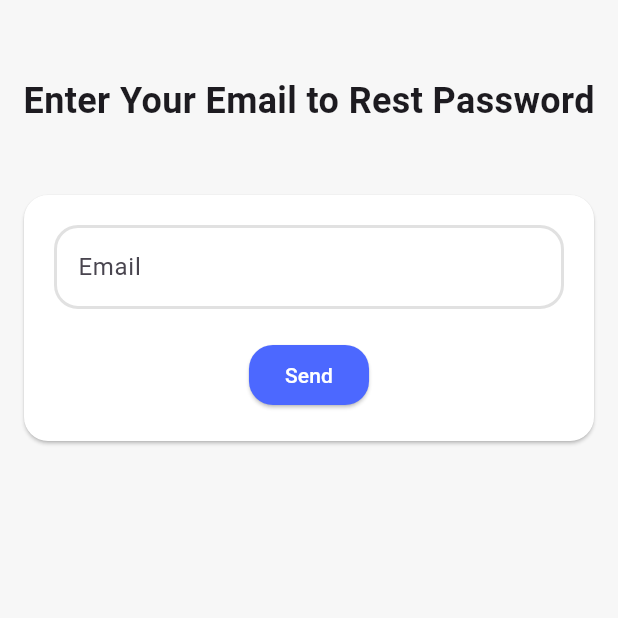
After one commit to Marwa-Atef596/E-commerce, a Flutter app: the screen it shows after launch, after a tap on "Forget Password", on a phone screen of 412 x 824 dp, the top half of it. The commit adds this screen. Run offline on Flutter 3.47's test engine with Material 3 defaults, Android fonts, the phone set to English and light mode, and no system bars.

Commit message:
refactor ui and finish forget pass ui

```diff
--- /dev/null
+++ b/lib/core/custom_button.dart
@@ -0,0 +1,24 @@
+import 'package:flutter/material.dart';
+
+import 'app_colors.dart';
+
+class CustomButton extends StatelessWidget {
+  const CustomButton({
+    super.key,
+    required this.onPressed, this.child,
+  });
+
+  final void Function()? onPressed;
+  final Widget? child;
+  @override
+  Widget build(BuildContext context) {
+    return ElevatedButton(
+      style: ElevatedButton.styleFrom(
+        shape: RoundedRectangleBorder(borderRadius: BorderRadius.circular(16)),
+        backgroundColor: AppColors.kPrimaryColor,
+      ),
+      onPressed: onPressed,
+      child: child
+    );
+  }
+}
--- /dev/null
+++ b/lib/core/functions/navigate_to.dart
@@ -0,0 +1,11 @@
+
+  import 'package:flutter/material.dart';
+
+void navigateTo(BuildContext context,Widget view) {
+     Navigator.push(
+      context,
+      MaterialPageRoute(
+        builder: (context) => view,
+      ),
+    );
+  }
--- /dev/null
+++ b/lib/view/auth/ui/forget_view.dart
@@ -0,0 +1,15 @@
+import 'package:e_commerce/view/auth/ui/widget/forget_view_body.dart';
+import 'package:flutter/material.dart';
+
+class ForgetView extends StatelessWidget {
+  const ForgetView({super.key});
+
+  @override
+  Widget build(BuildContext context) {
+    return Scaffold(
+      body: SafeArea(
+        child: ForgetViewBody(),
+      ),
+    );
+  }
+}
--- a/lib/view/auth/ui/login_view.dart
+++ b/lib/view/auth/ui/login_view.dart
@@ -1,4 +1,4 @@
-import 'package:e_commerce/view/home/widget/login_view_body.dart';
+import 'package:e_commerce/view/auth/ui/widget/login_view_body.dart';
 import 'package:flutter/material.dart';
 
 class LoginView extends StatelessWidget {
--- a/lib/view/home/widget/card_content.dart
+++ b/lib/view/auth/ui/widget/card_content.dart
@@ -1,11 +1,14 @@
+import 'package:e_commerce/view/auth/ui/forget_view.dart';
 import 'package:flutter/material.dart';
 
-import '../../../core/custom_text_field.dart';
+import '../../../../core/custom_text_field.dart';
+import '../../../../core/functions/navigate_to.dart';
 import 'custom_login_text.dart';
 import 'custom_sign_card.dart';
+import 'custom_text_row.dart';
 
-class CardContent extends StatelessWidget {
-  const CardContent({
+class CardLoginContent extends StatelessWidget {
+  const CardLoginContent({
     super.key,
   });
 
@@ -29,6 +32,9 @@ class CardContent extends StatelessWidget {
           Align(
             alignment: AlignmentDirectional.centerEnd,
             child: CustomLoginText(
+              onTap: () {
+                navigateTo(context,ForgetView());
+              },
               text: 'Forget Password',
             ),
           ),
@@ -38,6 +44,10 @@ class CardContent extends StatelessWidget {
           CustomSignCard(
             txt: 'Login',
             onPressed: () {},
+            child: Icon(
+              Icons.arrow_forward,
+              color: Colors.white,
+            ),
           ),
           SizedBox(
             height: 20,
@@ -45,25 +55,18 @@ class CardContent extends StatelessWidget {
           CustomSignCard(
             txt: 'Login With Google',
             onPressed: () {},
+            child: Icon(
+              Icons.arrow_forward,
+              color: Colors.white,
+            ),
           ),
           SizedBox(
             height: 20,
           ),
-          Row(
-            mainAxisAlignment: MainAxisAlignment.center,
-            children: [
-              Text(
-                'Already have account ? ',
-                style: TextStyle(
-                  fontSize: 18,
-                  fontWeight: FontWeight.bold,
-                ),
-              ),
-              CustomLoginText(text: 'Sign Up')
-            ],
-          )
+          CustomTextRow()
         ],
       ),
     );
   }
+
 }
--- a/lib/view/home/widget/custom_login_card.dart
+++ b/lib/view/auth/ui/widget/custom_login_card.dart
@@ -1,13 +1,13 @@
 import 'package:flutter/material.dart';
 
-import '../../../core/app_colors.dart';
-import 'card_content.dart';
+import '../../../../core/app_colors.dart';
 
 class CustomLoginCard extends StatelessWidget {
   const CustomLoginCard({
     super.key,
+    this.child,
   });
-
+  final Widget? child;
   @override
   Widget build(BuildContext context) {
     return Card(
@@ -16,7 +16,7 @@ class CustomLoginCard extends StatelessWidget {
         shape: RoundedRectangleBorder(borderRadius: BorderRadius.circular(16)),
         child: Padding(
           padding: const EdgeInsets.symmetric(horizontal: 20, vertical: 20),
-          child: CardContent(),
+          child: child,
         ));
   }
 }
--- a/lib/view/home/widget/custom_login_text.dart
+++ b/lib/view/auth/ui/widget/custom_login_text.dart
@@ -1,6 +1,6 @@
 import 'package:flutter/material.dart';
 
-import '../../../core/app_colors.dart';
+import '../../../../core/app_colors.dart';
 
 class CustomLoginText extends StatelessWidget {
   const CustomLoginText({
--- a/lib/view/home/widget/custom_sign_card.dart
+++ b/lib/view/auth/ui/widget/custom_sign_card.dart
@@ -1,15 +1,17 @@
 import 'package:flutter/material.dart';
 
-import '../../../core/app_colors.dart';
+import '../../../../core/custom_button.dart';
+
 
 class CustomSignCard extends StatelessWidget {
   const CustomSignCard({
     super.key,
     required this.txt,
-    this.onPressed,
+    this.onPressed, this.child,
   });
   final String txt;
   final void Function()? onPressed;
+  final Widget? child;
   @override
   Widget build(BuildContext context) {
     return Row(
@@ -22,18 +24,7 @@ class CustomSignCard extends StatelessWidget {
             fontWeight: FontWeight.bold,
           ),
         ),
-        ElevatedButton(
-          style: ElevatedButton.styleFrom(
-            shape:
-                RoundedRectangleBorder(borderRadius: BorderRadius.circular(16)),
-            backgroundColor: AppColors.kPrimaryColor,
-          ),
-          onPressed: onPressed,
-          child: Icon(
-            Icons.arrow_forward,
-            color: Colors.white,
-          ),
-        )
+        CustomButton(onPressed: onPressed,child:child)
       ],
     );
   }
--- /dev/null
+++ b/lib/view/auth/ui/widget/custom_text_row.dart
@@ -0,0 +1,27 @@
+
+import 'package:flutter/material.dart';
+
+import 'custom_login_text.dart';
+
+class CustomTextRow extends StatelessWidget {
+  const CustomTextRow({
+    super.key,
+  });
+
+  @override
+  Widget build(BuildContext context) {
+    return Row(
+      mainAxisAlignment: MainAxisAlignment.center,
+      children: [
+        Text(
+          'Already have account ? ',
+          style: TextStyle(
+            fontSize: 18,
+            fontWeight: FontWeight.bold,
+          ),
+        ),
+        CustomLoginText(text: 'Sign Up')
+      ],
+    );
+  }
+}
--- /dev/null
+++ b/lib/view/auth/ui/widget/forget_view_body.dart
@@ -0,0 +1,35 @@
+import 'package:e_commerce/view/auth/ui/widget/rest_password_content.dart';
+import 'package:flutter/material.dart';
+
+import 'custom_login_card.dart';
+
+class ForgetViewBody extends StatelessWidget {
+  const ForgetViewBody({super.key});
+
+  @override
+  Widget build(BuildContext context) {
+    return Column(
+      children: [
+        SizedBox(
+          height: 50,
+        ),
+        Flexible(
+          fit: FlexFit.loose,
+          child: Text(
+            'Enter Your Email to Rest Password',
+            style: TextStyle(
+              fontSize: 24,
+              fontWeight: FontWeight.bold,
+            ),
+          ),
+        ),
+        SizedBox(
+          height: 30,
+        ),
+        CustomLoginCard(
+          child: RestPasswordContent(),
+        ),
+      ],
+    );
+  }
+}
--- a/lib/view/home/widget/login_view_body.dart
+++ b/lib/view/auth/ui/widget/login_view_body.dart
@@ -1,5 +1,6 @@
 import 'package:flutter/material.dart';
 
+import 'card_content.dart';
 import 'custom_login_card.dart';
 
 class LoginViewBody extends StatelessWidget {
@@ -22,7 +23,9 @@ class LoginViewBody extends StatelessWidget {
         SizedBox(
           height: 30,
         ),
-        CustomLoginCard(),
+        CustomLoginCard(
+          child: CardLoginContent(),
+        ),
       ],
     );
   }
--- /dev/null
+++ b/lib/view/auth/ui/widget/rest_password_content.dart
@@ -0,0 +1,26 @@
+import 'package:e_commerce/core/custom_button.dart';
+import 'package:e_commerce/core/custom_text_field.dart';
+import 'package:flutter/material.dart';
+
+class RestPasswordContent extends StatelessWidget {
+  const RestPasswordContent({super.key});
+
+  @override
+  Widget build(BuildContext context) {
+    return Column(
+      children: [
+        CustomTextFormField(label: 'Email'),
+        SizedBox(
+          height: 20,
+        ),
+        CustomButton(
+          onPressed: () {},
+          child: Text(
+            'Send',
+            style: TextStyle(color: Colors.white),
+          ),
+        ),
+      ],
+    );
+  }
+}
```
